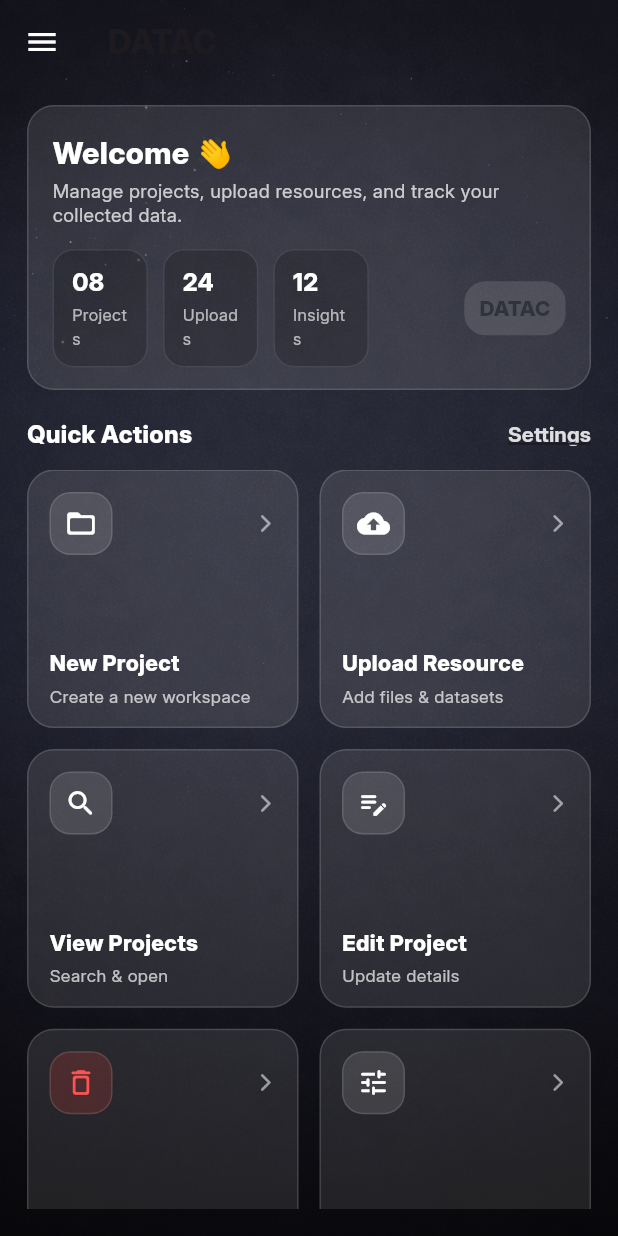
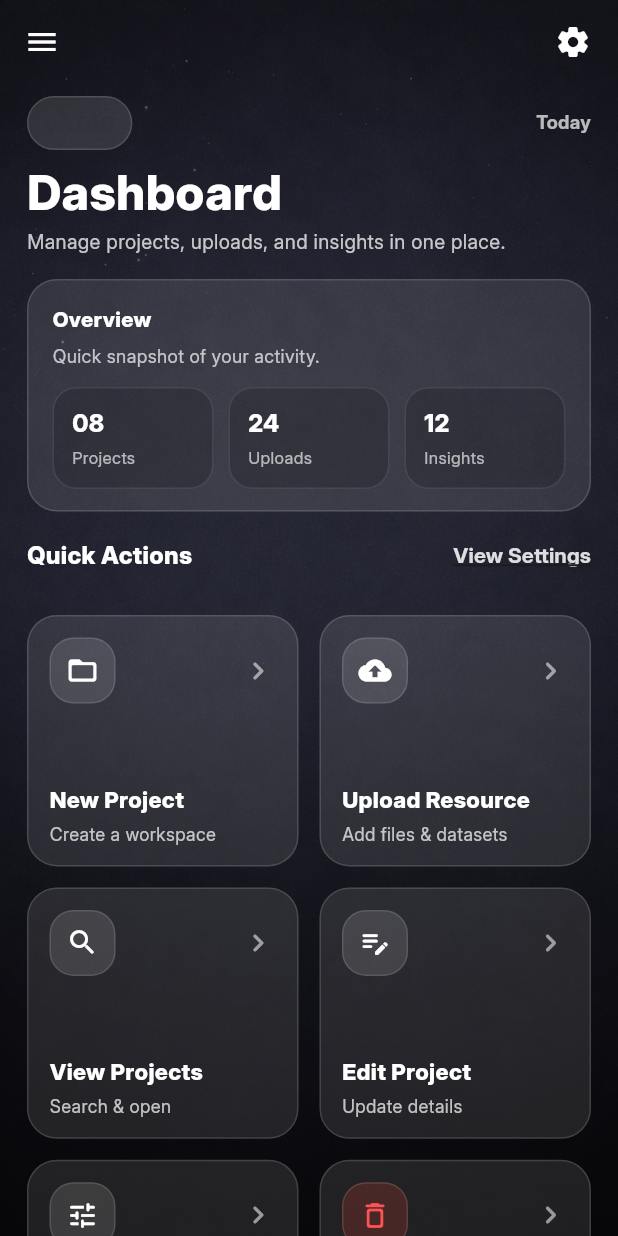
Before and after one commit to sudharaka2010/datac-mobile-app, a Flutter app: the DashboardScreen screen opened by its route, on a phone screen of 412 x 824 dp. Run offline on Flutter 3.47's test engine with Material 3 defaults, Android fonts, the phone set to English and light mode, and no system bars; our stand-ins replace fl_chart.

Commit message:
Redesign dashboard with iOS-inspired UI and layout
Refactors DashboardScreen to use a modern iOS-style layout with CustomScrollView, Slivers, and glassmorphic cards. Adds a summary card, stat pills, and updates the quick actions grid to use new iOS-style tiles. Improves visual hierarchy, spacing, and overall user experience. Removes the old header card and stat chip widgets, replacing them with more modular and visually aligned components.

```diff
--- a/lib/screens/dashboard_screen.dart
+++ b/lib/screens/dashboard_screen.dart
@@ -11,42 +11,42 @@ class DashboardScreen extends StatelessWidget {
 
   @override
   Widget build(BuildContext context) {
-    const titleColor = Color.fromRGBO(48, 50, 61, 1);
+    const brandColor = Color.fromRGBO(48, 50, 61, 1);
 
     return Scaffold(
       drawer: const DatacDrawer(),
       extendBodyBehindAppBar: true,
       appBar: AppBar(
-        title: const Text(
-          'DATAC',
-          style: TextStyle(fontFamily: 'Inter', fontWeight: FontWeight.w800),
-        ),
         backgroundColor: Colors.transparent,
         elevation: 0,
         surfaceTintColor: Colors.transparent,
         iconTheme: const IconThemeData(color: Colors.white),
+        actions: [
+          IconButton(
+            tooltip: 'Settings',
+            onPressed: () => Navigator.pushNamed(context, AccountSettingsScreen.route),
+            icon: const Icon(Icons.settings_rounded, color: Colors.white),
+          ),
+          const SizedBox(width: 6),
+        ],
       ),
       body: Stack(
         fit: StackFit.expand,
         children: [
           Image.asset('assets/images/bg_dark.png', fit: BoxFit.cover),
-
-          // soft overlay for readability
-          Container(color: Colors.black.withValues(alpha: 0.35)),
-
-          // bottom gradient for depth
+          Container(color: Colors.black.withValues(alpha: 0.40)),
           Align(
             alignment: Alignment.bottomCenter,
             child: Container(
-              height: MediaQuery.of(context).size.height * 0.45,
+              height: MediaQuery.of(context).size.height * 0.50,
               decoration: BoxDecoration(
                 gradient: LinearGradient(
                   begin: Alignment.topCenter,
                   end: Alignment.bottomCenter,
                   colors: [
                     Colors.transparent,
-                    Colors.black.withValues(alpha: 0.25),
-                    Colors.black.withValues(alpha: 0.55),
+                    Colors.black.withValues(alpha: 0.35),
+                    Colors.black.withValues(alpha: 0.60),
                   ],
                 ),
               ),
@@ -54,17 +54,77 @@ class DashboardScreen extends StatelessWidget {
           ),
 
           SafeArea(
-            child: Padding(
-              padding: const EdgeInsets.fromLTRB(18, 14, 18, 18),
-              child: Column(
-                crossAxisAlignment: CrossAxisAlignment.start,
+            child: CustomScrollView(
+              physics: const BouncingScrollPhysics(), // ✅ iOS feel
+              slivers: [
+                SliverPadding(
+                  padding: const EdgeInsets.fromLTRB(18, 8, 18, 18),
+                  sliver: SliverList(
+                    delegate: SliverChildListDelegate(
+                      [
+                        // ✅ iOS header (small brand + large title)
+                        Row(
                           children: [
-                  // ✅ Header glass card
-                  _headerCard(titleColor),
+                            Container(
+                              padding: const EdgeInsets.symmetric(horizontal: 10, vertical: 7),
+                              decoration: BoxDecoration(
+                                color: Colors.white.withValues(alpha: 0.12),
+                                borderRadius: BorderRadius.circular(999),
+                                border: Border.all(color: Colors.white.withValues(alpha: 0.14)),
+                              ),
+                              child: Text(
+                                'DATAC',
+                                style: TextStyle(
+                                  fontFamily: 'Inter',
+                                  fontWeight: FontWeight.w800,
+                                  color: brandColor,
+                                  letterSpacing: 0.4,
+                                ),
+                              ),
+                            ),
+                            const Spacer(),
+                            Text(
+                              'Today',
+                              style: TextStyle(
+                                fontFamily: 'Inter',
+                                fontWeight: FontWeight.w600,
+                                color: Colors.white.withValues(alpha: 0.70),
+                                fontSize: 12.5,
+                              ),
+                            ),
+                          ],
+                        ),
+
+                        const SizedBox(height: 12),
+
+                        const Text(
+                          'Dashboard',
+                          style: TextStyle(
+                            fontFamily: 'Inter',
+                            fontWeight: FontWeight.w900,
+                            fontSize: 32,
+                            color: Colors.white,
+                            height: 1.05,
+                          ),
+                        ),
+                        const SizedBox(height: 6),
+                        Text(
+                          'Manage projects, uploads, and insights in one place.',
+                          style: TextStyle(
+                            fontFamily: 'Inter',
+                            fontSize: 13,
+                            height: 1.35,
+                            color: Colors.white.withValues(alpha: 0.75),
+                          ),
+                        ),
+
+                        const SizedBox(height: 16),
+
+                        // ✅ iOS-style summary glass card
+                        _summaryCard(),
 
                         const SizedBox(height: 18),
 
-                  // Section title row
                         Row(
                           children: [
                             const Text(
@@ -89,7 +149,7 @@ class DashboardScreen extends StatelessWidget {
                                 tapTargetSize: MaterialTapTargetSize.shrinkWrap,
                               ),
                               child: const Text(
-                          'Settings',
+                                'View Settings',
                                 style: TextStyle(
                                   fontFamily: 'Inter',
                                   fontWeight: FontWeight.w600,
@@ -100,50 +160,59 @@ class DashboardScreen extends StatelessWidget {
                           ],
                         ),
 
-                  const SizedBox(height: 12),
+                        const SizedBox(height: 10),
+                      ],
+                    ),
+                  ),
+                ),
 
-                  // ✅ Responsive grid (phone 2 cols, tablet 3 cols)
-                  Expanded(
-                    child: LayoutBuilder(
-                      builder: (context, c) {
-                        final w = c.maxWidth;
-                        final crossAxisCount = w >= 600 ? 3 : 2;
+                // ✅ Modern iOS cards grid
+                SliverPadding(
+                  padding: const EdgeInsets.fromLTRB(18, 0, 18, 18),
+                  sliver: SliverLayoutBuilder(
+                    builder: (context, constraints) {
+                      final w = constraints.crossAxisExtent;
+                      final cols = w >= 700 ? 3 : 2;
 
-                        return GridView.count(
-                          crossAxisCount: crossAxisCount,
-                          mainAxisSpacing: 14,
-                          crossAxisSpacing: 14,
-                          childAspectRatio: 1.05,
-                          children: [
-                            _actionTile(
+                      return SliverGrid(
+                        delegate: SliverChildListDelegate(
+                          [
+                            _iosTile(
                               context,
                               icon: Icons.folder_open_rounded,
                               title: 'New Project',
-                              subtitle: 'Create a new workspace',
+                              subtitle: 'Create a workspace',
                               route: NewProjectScreen.route,
                             ),
-                            _actionTile(
+                            _iosTile(
                               context,
                               icon: Icons.cloud_upload_rounded,
                               title: 'Upload Resource',
                               subtitle: 'Add files & datasets',
                               route: UploadResourceScreen.route,
                             ),
-                            _actionTile(
+                            _iosTile(
                               context,
                               icon: Icons.search_rounded,
                               title: 'View Projects',
                               subtitle: 'Search & open',
                               route: ViewProjectScreen.route,
                             ),
-                            _actionTile(
+                            _iosTile(
                               context,
                               icon: Icons.edit_note_rounded,
                               title: 'Edit Project',
                               subtitle: 'Update details',
                               route: ViewProjectScreen.route,
                             ),
-                            _actionTile(
+                            _iosTile(
+                              context,
+                              icon: Icons.tune_rounded,
+                              title: 'Project Settings',
+                              subtitle: 'Permissions & options',
+                              route: ViewProjectScreen.route,
+                            ),
+                            _iosTile(
                               context,
                               icon: Icons.delete_outline_rounded,
                               title: 'Delete Project',
@@ -151,14 +220,14 @@ class DashboardScreen extends StatelessWidget {
                               route: ViewProjectScreen.route,
                               danger: true,
                             ),
-                            _actionTile(
-                              context,
-                              icon: Icons.tune_rounded,
-                              title: 'Project Settings',
-                              subtitle: 'Permissions & options',
-                              route: ViewProjectScreen.route,
+                          ],
                         ),
-                          ],
+                        gridDelegate: SliverGridDelegateWithFixedCrossAxisCount(
+                          crossAxisCount: cols,
+                          mainAxisSpacing: 14,
+                          crossAxisSpacing: 14,
+                          childAspectRatio: 1.08,
+                        ),
                       );
                     },
                   ),
@@ -166,114 +235,58 @@ class DashboardScreen extends StatelessWidget {
               ],
             ),
           ),
-          ),
         ],
       ),
     );
   }
 
-  // ---------- UI PARTS ----------
-
-  Widget _headerCard(Color titleColor) {
+  // ✅ Summary card (iOS glass + aligned stat pills)
+  Widget _summaryCard() {
     return Container(
       padding: const EdgeInsets.fromLTRB(16, 16, 16, 14),
       decoration: BoxDecoration(
         color: Colors.white.withValues(alpha: 0.10),
-        borderRadius: BorderRadius.circular(18),
+        borderRadius: BorderRadius.circular(20),
         border: Border.all(color: Colors.white.withValues(alpha: 0.14)),
       ),
       child: Column(
         crossAxisAlignment: CrossAxisAlignment.start,
         children: [
           const Text(
-            'Welcome 👋',
+            'Overview',
             style: TextStyle(
               fontFamily: 'Inter',
-              fontSize: 20,
+              fontSize: 14,
               fontWeight: FontWeight.w800,
               color: Colors.white,
             ),
           ),
-          const SizedBox(height: 4),
+          const SizedBox(height: 6),
           Text(
-            'Manage projects, upload resources, and track your collected data.',
+            'Quick snapshot of your activity.',
             style: TextStyle(
               fontFamily: 'Inter',
-              fontSize: 12.5,
-              height: 1.25,
-              color: Colors.white.withValues(alpha: 0.75),
+              color: Colors.white.withValues(alpha: 0.70),
+              fontSize: 12,
             ),
           ),
-          const SizedBox(height: 14),
-
-          // quick stats row
+          const SizedBox(height: 12),
           Row(
-            children: [
-              _statChip('Projects', '08'),
-              const SizedBox(width: 10),
-              _statChip('Uploads', '24'),
-              const SizedBox(width: 10),
-              _statChip('Insights', '12'),
-              const Spacer(),
-              Container(
-                padding: const EdgeInsets.symmetric(horizontal: 10, vertical: 8),
-                decoration: BoxDecoration(
-                  color: Colors.white.withValues(alpha: 0.12),
-                  borderRadius: BorderRadius.circular(14),
-                ),
-                child: Text(
-                  'DATAC',
-                  style: TextStyle(
-                    fontFamily: 'Inter',
-                    fontWeight: FontWeight.w800,
-                    color: titleColor,
-                  ),
-                ),
-              ),
+            children: const [
+              Expanded(child: _StatPill(label: 'Projects', value: '08')),
+              SizedBox(width: 10),
+              Expanded(child: _StatPill(label: 'Uploads', value: '24')),
+              SizedBox(width: 10),
+              Expanded(child: _StatPill(label: 'Insights', value: '12')),
             ],
-          ),
+          )
         ],
       ),
     );
   }
 
-  Widget _statChip(String label, String value) {
-    return Expanded(
-      child: Container(
-        padding: const EdgeInsets.symmetric(horizontal: 12, vertical: 10),
-        decoration: BoxDecoration(
-          color: Colors.black.withValues(alpha: 0.18),
-          borderRadius: BorderRadius.circular(14),
-          border: Border.all(color: Colors.white.withValues(alpha: 0.10)),
-        ),
-        child: Column(
-          crossAxisAlignment: CrossAxisAlignment.start,
-          children: [
-            Text(
-              value,
-              style: const TextStyle(
-                fontFamily: 'Inter',
-                fontSize: 16,
-                fontWeight: FontWeight.w800,
-                color: Colors.white,
-              ),
-            ),
-            const SizedBox(height: 2),
-            Text(
-              label,
-              style: TextStyle(
-                fontFamily: 'Inter',
-                fontSize: 11,
-                color: Colors.white.withValues(alpha: 0.65),
-              ),
-            ),
-          ],
-        ),
-      ),
-    );
-  }
-
-  Widget _actionTile(
+  // ✅ iOS-style tile
+  Widget _iosTile(
     BuildContext context, {
     required IconData icon,
     required String title,
@@ -288,37 +301,36 @@ class DashboardScreen extends StatelessWidget {
     final iconColor = danger ? Colors.redAccent : Colors.white;
 
     return InkWell(
-      borderRadius: BorderRadius.circular(18),
+      borderRadius: BorderRadius.circular(20),
       onTap: () => Navigator.pushNamed(context, route),
       child: Container(
         padding: const EdgeInsets.fromLTRB(14, 14, 14, 12),
         decoration: BoxDecoration(
           color: Colors.white.withValues(alpha: 0.10),
-          borderRadius: BorderRadius.circular(18),
+          borderRadius: BorderRadius.circular(20),
           border: Border.all(color: Colors.white.withValues(alpha: 0.14)),
         ),
         child: Column(
           crossAxisAlignment: CrossAxisAlignment.start,
           children: [
-            // icon row
+            // top row (icon capsule + chevron)
             Row(
               children: [
                 Container(
-                  width: 42,
-                  height: 42,
+                  width: 44,
+                  height: 44,
                   decoration: BoxDecoration(
                     color: iconBg,
-                    borderRadius: BorderRadius.circular(14),
+                    borderRadius: BorderRadius.circular(16),
                     border: Border.all(color: Colors.white.withValues(alpha: 0.12)),
                   ),
                   child: Icon(icon, color: iconColor, size: 22),
                 ),
                 const Spacer(),
                 Icon(
-                  Icons.arrow_forward_ios_rounded,
-                  size: 14,
+                  Icons.chevron_right_rounded,
                   color: Colors.white.withValues(alpha: 0.55),
-                ),
+                )
               ],
             ),
 
@@ -328,8 +340,8 @@ class DashboardScreen extends StatelessWidget {
               title,
               style: const TextStyle(
                 fontFamily: 'Inter',
-                fontSize: 14.5,
-                fontWeight: FontWeight.w800,
+                fontSize: 15,
+                fontWeight: FontWeight.w900,
                 color: Colors.white,
               ),
             ),
@@ -338,8 +350,8 @@ class DashboardScreen extends StatelessWidget {
               subtitle,
               style: TextStyle(
                 fontFamily: 'Inter',
-                fontSize: 11.5,
-                color: Colors.white.withValues(alpha: 0.70),
+                fontSize: 11.8,
+                color: Colors.white.withValues(alpha: 0.72),
               ),
             ),
           ],
@@ -348,3 +360,45 @@ class DashboardScreen extends StatelessWidget {
     );
   }
 }
+
+// ✅ Separate stat pill widget for perfect alignment
+class _StatPill extends StatelessWidget {
+  final String label;
+  final String value;
+  const _StatPill({required this.label, required this.value});
+
+  @override
+  Widget build(BuildContext context) {
+    return Container(
+      padding: const EdgeInsets.symmetric(horizontal: 12, vertical: 12),
+      decoration: BoxDecoration(
+        color: Colors.black.withValues(alpha: 0.16),
+        borderRadius: BorderRadius.circular(16),
+        border: Border.all(color: Colors.white.withValues(alpha: 0.10)),
+      ),
+      child: Column(
+        crossAxisAlignment: CrossAxisAlignment.start,
+        children: [
+          Text(
+            value,
+            style: const TextStyle(
+              fontFamily: 'Inter',
+              fontSize: 16,
+              fontWeight: FontWeight.w900,
+              color: Colors.white,
+            ),
+          ),
+          const SizedBox(height: 3),
+          Text(
+            label,
+            style: TextStyle(
+              fontFamily: 'Inter',
+              fontSize: 11,
+              color: Colors.white.withValues(alpha: 0.65),
+            ),
+          ),
+        ],
+      ),
+    );
+  }
+}
```
Lines whose indentation alone changed are shown as unchanged.
